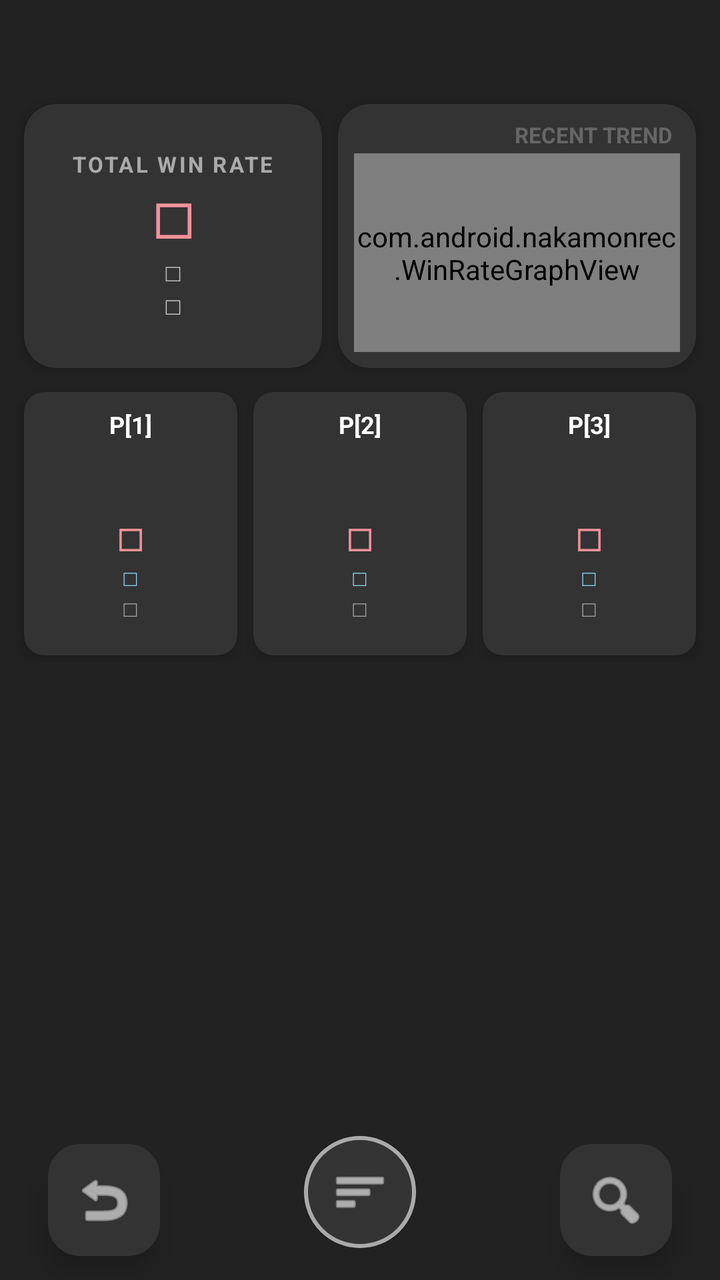
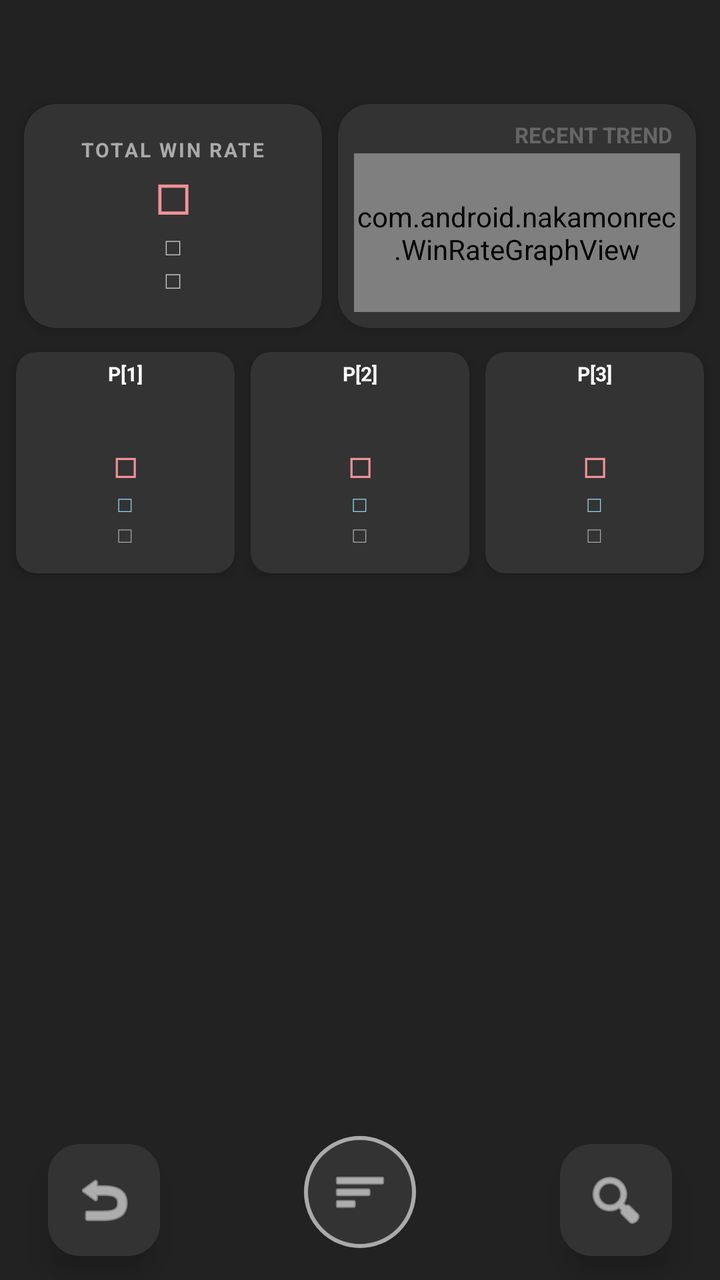

An Android layout rendered at two revisions. The XML below is the earlier revision; the diff shows what the commit changed to produce the second picture.
<!-- AndroidManifest.xml: application theme Theme.NakamonRec -->
<!-- res/layout/activity_history.xml -->
<?xml version="1.0" encoding="utf-8"?>
<androidx.constraintlayout.widget.ConstraintLayout
    xmlns:android="http://schemas.android.com/apk/res/android"
    xmlns:app="http://schemas.android.com/apk/res-auto"
    xmlns:tools="http://schemas.android.com/tools"
    android:layout_width="match_parent"
    android:layout_height="match_parent"
    android:background="#222222">

    
    <LinearLayout
        android:id="@+id/layoutTopHeader"
        android:layout_width="match_parent"
        android:layout_height="140dp"
        android:layout_marginTop="48dp"
        android:layout_marginHorizontal="8dp"
        android:orientation="horizontal"
        android:baselineAligned="false"
        app:layout_constraintTop_toTopOf="parent">

        
        <com.google.android.material.card.MaterialCardView
            android:id="@+id/cardTotal"
            android:layout_width="0dp"
            android:layout_height="match_parent"
            android:layout_weight="1"
            android:layout_margin="4dp"
            android:clickable="true"
            android:focusable="true"
            android:foreground="?android:attr/selectableItemBackground"
            app:cardCornerRadius="16dp"
            app:cardElevation="4dp"
            app:cardBackgroundColor="#333333"
            app:strokeWidth="0dp"
            app:strokeColor="#AAAAAA">

            <LinearLayout
                android:layout_width="match_parent"
                android:layout_height="match_parent"
                android:orientation="vertical"
                android:padding="12dp"
                android:gravity="center">

                <TextView
                    android:id="@+id/textTotalLabel"
                    android:layout_width="wrap_content"
                    android:layout_height="wrap_content"
                    android:text="@string/label_total_win_rate"
                    android:textColor="#AAAAAA"
                    android:textSize="11sp"
                    android:textStyle="bold"
                    android:letterSpacing="0.1"/>

                <TextView
                    android:id="@+id/valTotalRate"
                    android:layout_width="wrap_content"
                    android:layout_height="wrap_content"
                    android:textColor="#F09199"
                    android:textSize="28sp"
                    android:textStyle="bold"
                    android:text="@string/status_none"/>

                <TextView
                    android:id="@+id/valTotalCount"
                    android:layout_width="wrap_content"
                    android:layout_height="wrap_content"
                    android:textColor="#FFFFFF"
                    android:textSize="12sp"
                    android:text="@string/status_none"
                    android:alpha="0.7"/>

                <TextView
                    android:id="@+id/valTotalWinLose"
                    android:layout_width="wrap_content"
                    android:layout_height="wrap_content"
                    android:textColor="#CCCCCC"
                    android:textSize="12sp"
                    android:text="@string/status_none"/>
            </LinearLayout>
        </com.google.android.material.card.MaterialCardView>

        
        <com.google.android.material.card.MaterialCardView
            android:id="@+id/cardGraph"
            android:layout_width="0dp"
            android:layout_height="match_parent"
            android:layout_weight="1.2"
            android:layout_margin="4dp"
            app:cardCornerRadius="16dp"
            app:cardElevation="4dp"
            app:cardBackgroundColor="#333333"
            app:strokeWidth="0dp"
            app:strokeColor="#AAAAAA">

            <LinearLayout
                android:layout_width="match_parent"
                android:layout_height="match_parent"
                android:orientation="vertical"
                android:padding="8dp">

                <TextView
                    android:layout_width="wrap_content"
                    android:layout_height="wrap_content"
                    android:layout_gravity="end"
                    android:text="@string/label_recent_trend"
                    android:textColor="#666666"
                    android:textSize="11sp"
                    android:textStyle="bold"
                    android:layout_marginEnd="4dp"/>

                <com.android.nakamonrec.WinRateGraphView
                    android:id="@+id/winRateGraph"
                    android:layout_width="match_parent"
                    android:layout_height="match_parent"
                    android:layout_marginTop="2dp" />
            </LinearLayout>
        </com.google.android.material.card.MaterialCardView>
    </LinearLayout>

    
    <LinearLayout
        android:id="@+id/layoutParties"
        android:layout_width="match_parent"
        android:layout_height="wrap_content"
        android:orientation="horizontal"
        android:layout_marginHorizontal="8dp"
        android:layout_marginTop="4dp"
        android:baselineAligned="false"
        app:layout_constraintTop_toBottomOf="@id/layoutTopHeader"
        app:layout_constraintLeft_toLeftOf="parent"
        app:layout_constraintRight_toRightOf="parent">

        <com.google.android.material.card.MaterialCardView
            android:id="@+id/cardP1"
            android:layout_width="0dp"
            android:layout_height="wrap_content"
            android:layout_weight="1"
            android:layout_margin="4dp"
            android:clickable="true"
            android:focusable="true"
            android:foreground="?android:attr/selectableItemBackground"
            app:cardCornerRadius="10dp"
            app:cardBackgroundColor="#333333"
            app:cardElevation="4dp"
            app:strokeWidth="0dp"
            app:strokeColor="#AAAAAA">
            <LinearLayout
                android:layout_width="match_parent"
                android:layout_height="wrap_content"
                android:orientation="vertical"
                android:padding="8dp"
                android:gravity="center">
                <TextView android:layout_width="wrap_content" android:layout_height="wrap_content" android:text="@string/label_p1" android:textColor="#FFFFFF" android:textSize="12sp" android:textStyle="bold"/>
                <LinearLayout
                    android:layout_width="match_parent"
                    android:layout_height="wrap_content"
                    android:orientation="horizontal"
                    android:gravity="center"
                    android:layout_marginVertical="6dp">
                    <ImageView android:id="@+id/imgP1M1" android:layout_width="22dp" android:layout_height="22dp" android:layout_margin="1dp" android:scaleType="centerCrop" android:contentDescription="@string/label_p1" />
                    <ImageView android:id="@+id/imgP1M2" android:layout_width="22dp" android:layout_height="22dp" android:layout_margin="1dp" android:scaleType="centerCrop" android:contentDescription="@string/label_p1" />
                    <ImageView android:id="@+id/imgP1M3" android:layout_width="22dp" android:layout_height="22dp" android:layout_margin="1dp" android:scaleType="centerCrop" android:contentDescription="@string/label_p1" />
                    <ImageView android:id="@+id/imgP1M4" android:layout_width="22dp" android:layout_height="22dp" android:layout_margin="1dp" android:scaleType="centerCrop" android:contentDescription="@string/label_p1" />
                </LinearLayout>
                <TextView android:id="@+id/valP1Rate" android:layout_width="wrap_content" android:layout_height="wrap_content" android:textColor="#F09199" android:textSize="18sp" android:textStyle="bold" android:text="@string/status_none"/>
                <TextView android:id="@+id/valP1Usage" android:layout_width="wrap_content" android:layout_height="wrap_content" android:textColor="#90D7EC" android:textSize="11sp" android:text="@string/status_none"/>
                <TextView android:id="@+id/valP1WinLoseShort" android:layout_width="wrap_content" android:layout_height="wrap_content" android:textColor="#AAAAAA" android:textSize="11sp" android:text="@string/status_none" android:layout_marginBottom="8dp"/>
            </LinearLayout>
        </com.google.android.material.card.MaterialCardView>

        <com.google.android.material.card.MaterialCardView
            android:id="@+id/cardP2"
            android:layout_width="0dp"
            android:layout_height="wrap_content"
            android:layout_weight="1"
            android:layout_margin="4dp"
            android:clickable="true"
            android:focusable="true"
            android:foreground="?android:attr/selectableItemBackground"
            app:cardCornerRadius="10dp"
            app:cardBackgroundColor="#333333"
            app:cardElevation="4dp"
            app:strokeWidth="0dp"
            app:strokeColor="#AAAAAA">
            <LinearLayout
                android:layout_width="match_parent"
                android:layout_height="wrap_content"
                android:orientation="vertical"
                android:padding="8dp"
                android:gravity="center">
                <TextView android:layout_width="wrap_content" android:layout_height="wrap_content" android:text="@string/label_p2" android:textColor="#FFFFFF" android:textSize="12sp" android:textStyle="bold"/>
                <LinearLayout
                    android:layout_width="match_parent"
                    android:layout_height="wrap_content"
                    android:orientation="horizontal"
                    android:gravity="center"
                    android:layout_marginVertical="6dp">
                    <ImageView android:id="@+id/imgP2M1" android:layout_width="22dp" android:layout_height="22dp" android:layout_margin="1dp" android:scaleType="centerCrop" android:contentDescription="@string/label_p2" />
                    <ImageView android:id="@+id/imgP2M2" android:layout_width="22dp" android:layout_height="22dp" android:layout_margin="1dp" android:scaleType="centerCrop" android:contentDescription="@string/label_p2" />
                    <ImageView android:id="@+id/imgP2M3" android:layout_width="22dp" android:layout_height="22dp" android:layout_margin="1dp" android:scaleType="centerCrop" android:contentDescription="@string/label_p2" />
                    <ImageView android:id="@+id/imgP2M4" android:layout_width="22dp" android:layout_height="22dp" android:layout_margin="1dp" android:scaleType="centerCrop" android:contentDescription="@string/label_p2" />
                </LinearLayout>
                <TextView android:id="@+id/valP2Rate" android:layout_width="wrap_content" android:layout_height="wrap_content" android:textColor="#F09199" android:textSize="18sp" android:textStyle="bold" android:text="@string/status_none"/>
                <TextView android:id="@+id/valP2Usage" android:layout_width="wrap_content" android:layout_height="wrap_content" android:textColor="#90D7EC" android:textSize="11sp" android:text="@string/status_none"/>
                <TextView android:id="@+id/valP2WinLoseShort" android:layout_width="wrap_content" android:layout_height="wrap_content" android:textColor="#AAAAAA" android:textSize="11sp" android:text="@string/status_none" android:layout_marginBottom="8dp"/>
            </LinearLayout>
        </com.google.android.material.card.MaterialCardView>

        <com.google.android.material.card.MaterialCardView
            android:id="@+id/cardP3"
            android:layout_width="0dp"
            android:layout_height="wrap_content"
            android:layout_weight="1"
            android:layout_margin="4dp"
            android:clickable="true"
            android:focusable="true"
            android:foreground="?android:attr/selectableItemBackground"
            app:cardCornerRadius="10dp"
            app:cardBackgroundColor="#333333"
            app:cardElevation="4dp"
            app:strokeWidth="0dp"
            app:strokeColor="#AAAAAA">
            <LinearLayout
                android:layout_width="match_parent"
                android:layout_height="wrap_content"
                android:orientation="vertical"
                android:padding="8dp"
                android:gravity="center">
                <TextView android:layout_width="wrap_content" android:layout_height="wrap_content" android:text="@string/label_p3" android:textColor="#FFFFFF" android:textSize="12sp" android:textStyle="bold"/>
                <LinearLayout
                    android:layout_width="match_parent"
                    android:layout_height="wrap_content"
                    android:orientation="horizontal"
                    android:gravity="center"
                    android:layout_marginVertical="6dp">
                    <ImageView android:id="@+id/imgP3M1" android:layout_width="22dp" android:layout_height="22dp" android:layout_margin="1dp" android:scaleType="centerCrop" android:contentDescription="@string/label_p3" />
                    <ImageView android:id="@+id/imgP3M2" android:layout_width="22dp" android:layout_height="22dp" android:layout_margin="1dp" android:scaleType="centerCrop" android:contentDescription="@string/label_p3" />
                    <ImageView android:id="@+id/imgP3M3" android:layout_width="22dp" android:layout_height="22dp" android:layout_margin="1dp" android:scaleType="centerCrop" android:contentDescription="@string/label_p3" />
                    <ImageView android:id="@+id/imgP3M4" android:layout_width="22dp" android:layout_height="22dp" android:layout_margin="1dp" android:scaleType="centerCrop" android:contentDescription="@string/label_p3" />
                </LinearLayout>
                <TextView android:id="@+id/valP3Rate" android:layout_width="wrap_content" android:layout_height="wrap_content" android:textColor="#F09199" android:textSize="18sp" android:textStyle="bold" android:text="@string/status_none"/>
                <TextView android:id="@+id/valP3Usage" android:layout_width="wrap_content" android:layout_height="wrap_content" android:textColor="#90D7EC" android:textSize="11sp" android:text="@string/status_none"/>
                <TextView android:id="@+id/valP3WinLoseShort" android:layout_width="wrap_content" android:layout_height="wrap_content" android:textColor="#AAAAAA" android:textSize="11sp" android:text="@string/status_none" android:layout_marginBottom="8dp"/>
            </LinearLayout>
        </com.google.android.material.card.MaterialCardView>
    </LinearLayout>

    
    <LinearLayout
        android:id="@+id/layoutFilterStatus"
        android:layout_width="match_parent"
        android:layout_height="wrap_content"
        android:layout_marginHorizontal="12dp"
        android:layout_marginTop="4dp"
        android:padding="6dp"
        android:background="@drawable/bg_filter_bar"
        android:orientation="horizontal"
        android:gravity="center_vertical"
        android:visibility="gone"
        app:layout_constraintTop_toBottomOf="@id/layoutParties"
        tools:visibility="visible">

        <TextView
            android:id="@+id/textFilterLabel"
            android:layout_width="wrap_content"
            android:layout_height="wrap_content"
            android:text="@string/label_filtering_enemy"
            android:textColor="#AAAAAA"
            android:textSize="10sp"
            android:textStyle="bold" />

        <HorizontalScrollView
            android:layout_width="0dp"
            android:layout_height="wrap_content"
            android:layout_weight="1"
            android:scrollbars="none"
            android:layout_marginHorizontal="8dp">
            <LinearLayout
                android:id="@+id/layoutFilterChips"
                android:layout_width="wrap_content"
                android:layout_height="wrap_content"
                android:orientation="horizontal" />
        </HorizontalScrollView>

        <TextView
            android:id="@+id/btnClearFilter"
            android:layout_width="wrap_content"
            android:layout_height="wrap_content"
            android:text="@string/btn_clear_filter"
            android:textColor="#90D7EC"
            android:textSize="12sp"
            android:textStyle="bold"
            android:paddingHorizontal="8dp"
            android:paddingVertical="4dp"
            android:background="?selectableItemBackground"
            android:clickable="true"
            android:focusable="true" />
    </LinearLayout>

    <androidx.recyclerview.widget.RecyclerView
        android:id="@+id/recyclerViewHistory"
        android:layout_width="0dp"
        android:layout_height="0dp"
        android:layout_marginTop="4dp"
        android:layout_marginBottom="80dp"
        app:layout_constraintTop_toBottomOf="@id/layoutFilterStatus"
        app:layout_constraintBottom_toBottomOf="parent"
        app:layout_constraintLeft_toLeftOf="parent"
        app:layout_constraintRight_toRightOf="parent" />

    
    <com.google.android.material.floatingactionbutton.FloatingActionButton
        android:id="@+id/btnBack"
        android:layout_width="wrap_content"
        android:layout_height="wrap_content"
        android:layout_marginStart="24dp"
        android:layout_marginBottom="12dp"
        android:src="@android:drawable/ic_menu_revert"
        app:maxImageSize="32dp"
        app:tint="#FFFFFF"
        app:backgroundTint="#333333"
        app:fabSize="normal"
        app:layout_constraintBottom_toBottomOf="parent"
        app:layout_constraintLeft_toLeftOf="parent"
        app:elevation="8dp"
        android:contentDescription="@string/btn_back" />

    
    <com.google.android.material.button.MaterialButton
        android:id="@+id/btnModeToggle"
        android:layout_width="56dp"
        android:layout_height="56dp"
        android:layout_marginBottom="16dp"
        android:padding="0dp"
        android:insetLeft="0dp"
        android:insetTop="0dp"
        android:insetRight="0dp"
        android:insetBottom="0dp"
        app:iconPadding="0dp"
        app:iconGravity="textStart"
        app:backgroundTint="#333333"
        app:cornerRadius="28dp"
        app:strokeWidth="2dp"
        app:strokeColor="#AAAAAA"
        app:icon="@android:drawable/ic_menu_sort_by_size"
        app:iconSize="28dp"
        app:iconTint="#FFFFFF"
        app:layout_constraintBottom_toBottomOf="parent"
        app:layout_constraintLeft_toLeftOf="parent"
        app:layout_constraintRight_toRightOf="parent"
        android:elevation="8dp" />

    <com.google.android.material.floatingactionbutton.FloatingActionButton
        android:id="@+id/btnAnalyze"
        android:layout_width="wrap_content"
        android:layout_height="wrap_content"
        android:layout_marginEnd="24dp"
        android:layout_marginBottom="12dp"
        android:src="@android:drawable/ic_menu_search"
        app:maxImageSize="32dp"
        app:tint="#FFFFFF"
        app:backgroundTint="#333333"
        app:fabSize="normal"
        app:layout_constraintBottom_toBottomOf="parent"
        app:layout_constraintRight_toRightOf="parent"
        app:elevation="8dp"
        android:contentDescription="@string/btn_analyze" />

</androidx.constraintlayout.widget.ConstraintLayout>
<!-- resources referenced by this layout -->
<resources>
  <!-- drawable bg_filter_bar (drawable) -->
  <?xml version="1.0" encoding="utf-8"?>
  <shape xmlns:android="http://schemas.android.com/apk/res/android">
      <solid android:color="#444444" />
      <corners android:radius="12dp" />
      <stroke android:width="1dp" android:color="#666666" />
  </shape>
  <string name="btn_analyze">分析</string>
  <string name="btn_back">戻る</string>
  <string name="btn_clear_filter">CLEAR</string>
  <string name="label_filtering_enemy">Filter:</string>
  <string name="label_p1">P[1]</string>
  <string name="label_p2">P[2]</string>
  <string name="label_p3">P[3]</string>
  <string name="label_recent_trend">RECENT TREND</string>
  <string name="label_total_win_rate">TOTAL WIN RATE</string>
  <string name="status_none">□</string>
  <style name="Theme.NakamonRec" parent="Base.Theme.NakamonRec" />
  <style name="Base.Theme.NakamonRec" parent="Theme.Material3.DayNight.NoActionBar">
          
          
      </style>
</resources>

<!-- the commit's change to res/layout/activity_history.xml (unified diff, before → after) -->
@@ -11,7 +11,7 @@
     <LinearLayout
         android:id="@+id/layoutTopHeader"
         android:layout_width="match_parent"
-        android:layout_height="140dp"
+        android:layout_height="@dimen/top_header_height"
         android:layout_marginTop="48dp"
         android:layout_marginHorizontal="8dp"
         android:orientation="horizontal"
@@ -38,7 +38,7 @@
                 android:layout_width="match_parent"
                 android:layout_height="match_parent"
                 android:orientation="vertical"
-                android:padding="12dp"
+                android:padding="8dp"
                 android:gravity="center">
 
                 <TextView
@@ -47,7 +47,7 @@
                     android:layout_height="wrap_content"
                     android:text="@string/label_total_win_rate"
                     android:textColor="#AAAAAA"
-                    android:textSize="11sp"
+                    android:textSize="10sp"
                     android:textStyle="bold"
                     android:letterSpacing="0.1"/>
 
@@ -56,7 +56,7 @@
                     android:layout_width="wrap_content"
                     android:layout_height="wrap_content"
                     android:textColor="#F09199"
-                    android:textSize="28sp"
+                    android:textSize="24sp"
                     android:textStyle="bold"
                     android:text="@string/status_none"/>
 
@@ -123,7 +123,7 @@
         android:layout_width="match_parent"
         android:layout_height="wrap_content"
         android:orientation="horizontal"
-        android:layout_marginHorizontal="8dp"
+        android:layout_marginHorizontal="4dp"
         android:layout_marginTop="4dp"
         android:baselineAligned="false"
         app:layout_constraintTop_toBottomOf="@id/layoutTopHeader"
@@ -148,21 +148,21 @@
                 android:layout_width="match_parent"
                 android:layout_height="wrap_content"
                 android:orientation="vertical"
-                android:padding="8dp"
+                android:padding="4dp"
                 android:gravity="center">
-                <TextView android:layout_width="wrap_content" android:layout_height="wrap_content" android:text="@string/label_p1" android:textColor="#FFFFFF" android:textSize="12sp" android:textStyle="bold"/>
+                <TextView android:layout_width="wrap_content" android:layout_height="wrap_content" android:text="@string/label_p1" android:textColor="#FFFFFF" android:textSize="10sp" android:textStyle="bold"/>
                 <LinearLayout
                     android:layout_width="match_parent"
                     android:layout_height="wrap_content"
                     android:orientation="horizontal"
                     android:gravity="center"
-                    android:layout_marginVertical="6dp">
-                    <ImageView android:id="@+id/imgP1M1" android:layout_width="22dp" android:layout_height="22dp" android:layout_margin="1dp" android:scaleType="centerCrop" android:contentDescription="@string/label_p1" />
-                    <ImageView android:id="@+id/imgP1M2" android:layout_width="22dp" android:layout_height="22dp" android:layout_margin="1dp" android:scaleType="centerCrop" android:contentDescription="@string/label_p1" />
-                    <ImageView android:id="@+id/imgP1M3" android:layout_width="22dp" android:layout_height="22dp" android:layout_margin="1dp" android:scaleType="centerCrop" android:contentDescription="@string/label_p1" />
-                    <ImageView android:id="@+id/imgP1M4" android:layout_width="22dp" android:layout_height="22dp" android:layout_margin="1dp" android:scaleType="centerCrop" android:contentDescription="@string/label_p1" />
+                    android:layout_marginVertical="4dp">
+                    <ImageView android:id="@+id/imgP1M1" android:layout_width="@dimen/party_summary_icon_size" android:layout_height="@dimen/party_summary_icon_size" android:layout_margin="1dp" android:scaleType="centerCrop" android:contentDescription="@string/label_p1" />
+                    <ImageView android:id="@+id/imgP1M2" android:layout_width="@dimen/party_summary_icon_size" android:layout_height="@dimen/party_summary_icon_size" android:layout_margin="1dp" android:scaleType="centerCrop" android:contentDescription="@string/label_p1" />
+                    <ImageView android:id="@+id/imgP1M3" android:layout_width="@dimen/party_summary_icon_size" android:layout_height="@dimen/party_summary_icon_size" android:layout_margin="1dp" android:scaleType="centerCrop" android:contentDescription="@string/label_p1" />
+                    <ImageView android:id="@+id/imgP1M4" android:layout_width="@dimen/party_summary_icon_size" android:layout_height="@dimen/party_summary_icon_size" android:layout_margin="1dp" android:scaleType="centerCrop" android:contentDescription="@string/label_p1" />
                 </LinearLayout>
-                <TextView android:id="@+id/valP1Rate" android:layout_width="wrap_content" android:layout_height="wrap_content" android:textColor="#F09199" android:textSize="18sp" android:textStyle="bold" android:text="@string/status_none"/>
+                <TextView android:id="@+id/valP1Rate" android:layout_width="wrap_content" android:layout_height="wrap_content" android:textColor="#F09199" android:textSize="@dimen/party_summary_text_rate" android:textStyle="bold" android:text="@string/status_none"/>
                 <TextView android:id="@+id/valP1Usage" android:layout_width="wrap_content" android:layout_height="wrap_content" android:textColor="#90D7EC" android:textSize="11sp" android:text="@string/status_none"/>
                 <TextView android:id="@+id/valP1WinLoseShort" android:layout_width="wrap_content" android:layout_height="wrap_content" android:textColor="#AAAAAA" android:textSize="11sp" android:text="@string/status_none" android:layout_marginBottom="8dp"/>
             </LinearLayout>
@@ -186,21 +186,21 @@
                 android:layout_width="match_parent"
                 android:layout_height="wrap_content"
                 android:orientation="vertical"
-                android:padding="8dp"
+                android:padding="4dp"
                 android:gravity="center">
-                <TextView android:layout_width="wrap_content" android:layout_height="wrap_content" android:text="@string/label_p2" android:textColor="#FFFFFF" android:textSize="12sp" android:textStyle="bold"/>
+                <TextView android:layout_width="wrap_content" android:layout_height="wrap_content" android:text="@string/label_p2" android:textColor="#FFFFFF" android:textSize="10sp" android:textStyle="bold"/>
                 <LinearLayout
                     android:layout_width="match_parent"
                     android:layout_height="wrap_content"
                     android:orientation="horizontal"
                     android:gravity="center"
-                    android:layout_marginVertical="6dp">
-                    <ImageView android:id="@+id/imgP2M1" android:layout_width="22dp" android:layout_height="22dp" android:layout_margin="1dp" android:scaleType="centerCrop" android:contentDescription="@string/label_p2" />
-                    <ImageView android:id="@+id/imgP2M2" android:layout_width="22dp" android:layout_height="22dp" android:layout_margin="1dp" android:scaleType="centerCrop" android:contentDescription="@string/label_p2" />
-                    <ImageView android:id="@+id/imgP2M3" android:layout_width="22dp" android:layout_height="22dp" android:layout_margin="1dp" android:scaleType="centerCrop" android:contentDescription="@string/label_p2" />
-                    <ImageView android:id="@+id/imgP2M4" android:layout_width="22dp" android:layout_height="22dp" android:layout_margin="1dp" android:scaleType="centerCrop" android:contentDescription="@string/label_p2" />
+                    android:layout_marginVertical="4dp">
+                    <ImageView android:id="@+id/imgP2M1" android:layout_width="@dimen/party_summary_icon_size" android:layout_height="@dimen/party_summary_icon_size" android:layout_margin="1dp" android:scaleType="centerCrop" android:contentDescription="@string/label_p2" />
+                    <ImageView android:id="@+id/imgP2M2" android:layout_width="@dimen/party_summary_icon_size" android:layout_height="@dimen/party_summary_icon_size" android:layout_margin="1dp" android:scaleType="centerCrop" android:contentDescription="@string/label_p2" />
+                    <ImageView android:id="@+id/imgP2M3" android:layout_width="@dimen/party_summary_icon_size" android:layout_height="@dimen/party_summary_icon_size" android:layout_margin="1dp" android:scaleType="centerCrop" android:contentDescription="@string/label_p2" />
+                    <ImageView android:id="@+id/imgP2M4" android:layout_width="@dimen/party_summary_icon_size" android:layout_height="@dimen/party_summary_icon_size" android:layout_margin="1dp" android:scaleType="centerCrop" android:contentDescription="@string/label_p2" />
                 </LinearLayout>
-                <TextView android:id="@+id/valP2Rate" android:layout_width="wrap_content" android:layout_height="wrap_content" android:textColor="#F09199" android:textSize="18sp" android:textStyle="bold" android:text="@string/status_none"/>
+                <TextView android:id="@+id/valP2Rate" android:layout_width="wrap_content" android:layout_height="wrap_content" android:textColor="#F09199" android:textSize="@dimen/party_summary_text_rate" android:textStyle="bold" android:text="@string/status_none"/>
                 <TextView android:id="@+id/valP2Usage" android:layout_width="wrap_content" android:layout_height="wrap_content" android:textColor="#90D7EC" android:textSize="11sp" android:text="@string/status_none"/>
                 <TextView android:id="@+id/valP2WinLoseShort" android:layout_width="wrap_content" android:layout_height="wrap_content" android:textColor="#AAAAAA" android:textSize="11sp" android:text="@string/status_none" android:layout_marginBottom="8dp"/>
             </LinearLayout>
@@ -224,21 +224,21 @@
                 android:layout_width="match_parent"
                 android:layout_height="wrap_content"
                 android:orientation="vertical"
-                android:padding="8dp"
+                android:padding="4dp"
                 android:gravity="center">
-                <TextView android:layout_width="wrap_content" android:layout_height="wrap_content" android:text="@string/label_p3" android:textColor="#FFFFFF" android:textSize="12sp" android:textStyle="bold"/>
+                <TextView android:layout_width="wrap_content" android:layout_height="wrap_content" android:text="@string/label_p3" android:textColor="#FFFFFF" android:textSize="10sp" android:textStyle="bold"/>
                 <LinearLayout
                     android:layout_width="match_parent"
                     android:layout_height="wrap_content"
                     android:orientation="horizontal"
                     android:gravity="center"
-                    android:layout_marginVertical="6dp">
-                    <ImageView android:id="@+id/imgP3M1" android:layout_width="22dp" android:layout_height="22dp" android:layout_margin="1dp" android:scaleType="centerCrop" android:contentDescription="@string/label_p3" />
-                    <ImageView android:id="@+id/imgP3M2" android:layout_width="22dp" android:layout_height="22dp" android:layout_margin="1dp" android:scaleType="centerCrop" android:contentDescription="@string/label_p3" />
-                    <ImageView android:id="@+id/imgP3M3" android:layout_width="22dp" android:layout_height="22dp" android:layout_margin="1dp" android:scaleType="centerCrop" android:contentDescription="@string/label_p3" />
-                    <ImageView android:id="@+id/imgP3M4" android:layout_width="22dp" android:layout_height="22dp" android:layout_margin="1dp" android:scaleType="centerCrop" android:contentDescription="@string/label_p3" />
+                    android:layout_marginVertical="4dp">
+                    <ImageView android:id="@+id/imgP3M1" android:layout_width="@dimen/party_summary_icon_size" android:layout_height="@dimen/party_summary_icon_size" android:layout_margin="1dp" android:scaleType="centerCrop" android:contentDescription="@string/label_p3" />
+                    <ImageView android:id="@+id/imgP3M2" android:layout_width="@dimen/party_summary_icon_size" android:layout_height="@dimen/party_summary_icon_size" android:layout_margin="1dp" android:scaleType="centerCrop" android:contentDescription="@string/label_p3" />
+                    <ImageView android:id="@+id/imgP3M3" android:layout_width="@dimen/party_summary_icon_size" android:layout_height="@dimen/party_summary_icon_size" android:layout_margin="1dp" android:scaleType="centerCrop" android:contentDescription="@string/label_p3" />
+                    <ImageView android:id="@+id/imgP3M4" android:layout_width="@dimen/party_summary_icon_size" android:layout_height="@dimen/party_summary_icon_size" android:layout_margin="1dp" android:scaleType="centerCrop" android:contentDescription="@string/label_p3" />
                 </LinearLayout>
-                <TextView android:id="@+id/valP3Rate" android:layout_width="wrap_content" android:layout_height="wrap_content" android:textColor="#F09199" android:textSize="18sp" android:textStyle="bold" android:text="@string/status_none"/>
+                <TextView android:id="@+id/valP3Rate" android:layout_width="wrap_content" android:layout_height="wrap_content" android:textColor="#F09199" android:textSize="@dimen/party_summary_text_rate" android:textStyle="bold" android:text="@string/status_none"/>
                 <TextView android:id="@+id/valP3Usage" android:layout_width="wrap_content" android:layout_height="wrap_content" android:textColor="#90D7EC" android:textSize="11sp" android:text="@string/status_none"/>
                 <TextView android:id="@+id/valP3WinLoseShort" android:layout_width="wrap_content" android:layout_height="wrap_content" android:textColor="#AAAAAA" android:textSize="11sp" android:text="@string/status_none" android:layout_marginBottom="8dp"/>
             </LinearLayout>
<!-- resource entries referenced after the edit -->
@@ -1,5 +1,8 @@
 <!-- resources referenced by this layout -->
 <resources>
+  <dimen name="party_summary_icon_size">18dp</dimen>
+  <dimen name="party_summary_text_rate">16sp</dimen>
+  <dimen name="top_header_height">120dp</dimen>
   <!-- drawable bg_filter_bar (drawable) -->
   <?xml version="1.0" encoding="utf-8"?>
   <shape xmlns:android="http://schemas.android.com/apk/res/android">
